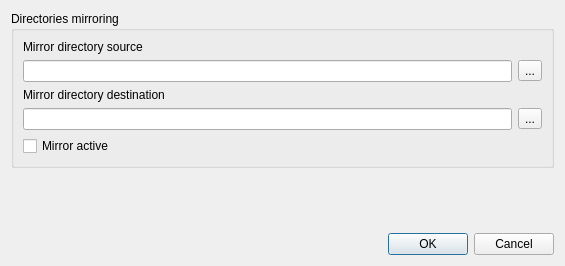
domi4484/ZumMaschine, file OffertenRechner/Source/src/Settings_Gui.ui: the form before one commit.
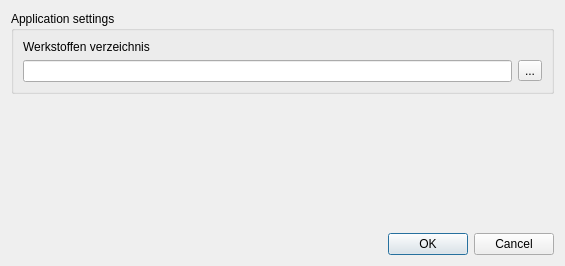
The form after the commit.

```diff
--- a/OffertenRechner/Source/src/Settings_Gui.ui
+++ b/OffertenRechner/Source/src/Settings_Gui.ui
@@ -27,15 +27,12 @@
    <item row="0" column="0">
     <widget class="QGroupBox" name="m_QGroupBox_Mirror">
      <property name="title">
-      <string>Directories mirroring</string>
+      <string>Application settings</string>
      </property>
      <property name="checked">
       <bool>false</bool>
      </property>
      <layout class="QGridLayout" name="gridLayout">
-      <item row="4" column="0">
-       <widget class="QLineEdit" name="m_QLineEdit_Mirror_Destination"/>
-      </item>
       <item row="2" column="1">
        <widget class="QToolButton" name="m_QToolButton_Mirror_Source">
         <property name="text">
@@ -44,33 +41,12 @@
        </widget>
       </item>
       <item row="2" column="0">
-       <widget class="QLineEdit" name="m_QLineEdit_Mirror_Source"/>
-      </item>
-      <item row="4" column="1">
-       <widget class="QToolButton" name="m_QToolButton_Mirror_Destination">
-        <property name="text">
-         <string>...</string>
-        </property>
-       </widget>
+       <widget class="QLineEdit" name="m_QLineEdit_MaterialsDirectory"/>
       </item>
       <item row="1" column="0">
        <widget class="QLabel" name="label">
         <property name="text">
-         <string>Mirror directory source</string>
-        </property>
-       </widget>
-      </item>
-      <item row="3" column="0">
-       <widget class="QLabel" name="label_2">
-        <property name="text">
-         <string>Mirror directory destination</string>
-        </property>
-       </widget>
-      </item>
-      <item row="5" column="0">
-       <widget class="QCheckBox" name="m_QCheckBox_MirrorActive">
-        <property name="text">
-         <string>Mirror active</string>
+         <string>Werkstoffen verzeichnis</string>
         </property>
        </widget>
       </item>
```
Left out of the diff: 28 changed lines with no effect on the pictures.
